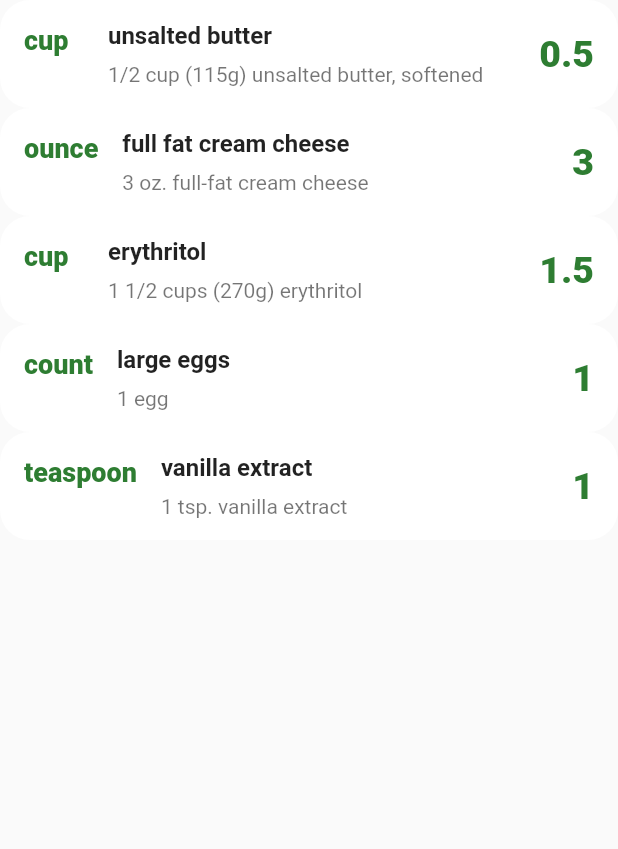
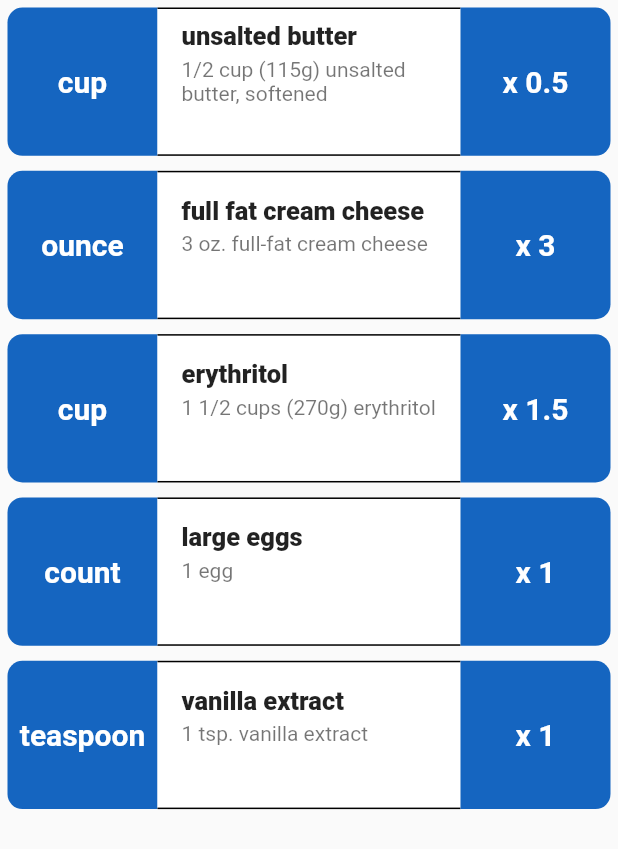
Before and after one commit to TrojanSystem/food_recipe_app, a Flutter app: the Ingredients widget shown alone on an empty page, opened directly with sample values from the repository, on a phone screen of 412 x 824 dp. Shown: the top 849 px of the screen. Run offline on Flutter 3.47's test engine with Material 2 defaults, Android fonts, the phone set to English and light mode, and no system bars; our stand-ins replace flutter_staggered_animations; network calls fail; Roboto replaces fonts that are missing (FjallaOne).

Commit message:
Finishing Touches

```diff
--- a/lib/data/food_data_provider.dart
+++ b/lib/data/food_data_provider.dart
@@ -1,6 +1,6 @@
-import 'dart:convert';
-import 'package:dictionary/data/word_model.dart';
-import 'package:http/http.dart' as http;
+
+import 'package:dictionary/data/food_model.dart';
+
 import 'package:flutter/material.dart';
 
 class FoodDataProvider extends ChangeNotifier {
--- a/lib/food_details/ingredients.dart
+++ b/lib/food_details/ingredients.dart
@@ -1,9 +1,9 @@
-import 'package:dictionary/data/word_model.dart';
+import 'package:dictionary/data/food_model.dart';
 import 'package:flutter/material.dart';
 
 class Ingredients extends StatelessWidget {
-  Ingredients({Key? key, required this.ingridents}) : super(key: key);
-  FoodModel ingridents;
+  const Ingredients({Key? key, required this.ingredients}) : super(key: key);
+  final FoodModel ingredients;
 
   @override
   Widget build(BuildContext context) {
@@ -11,41 +11,78 @@ class Ingredients extends StatelessWidget {
       itemCount: 5,
       itemBuilder: (context, index) {
         return Container(
+          margin: const EdgeInsets.all(5),
+          width: MediaQuery.of(context).size.width,
+          height: MediaQuery.of(context).size.height * 0.12,
+          child: Row(
+            mainAxisSize: MainAxisSize.min,
+            children: [
+              Container(
+                width: 100,
+                height: MediaQuery.of(context).size.height * 0.12,
+                decoration: BoxDecoration(
+                  color: Colors.blue[800],
+                  borderRadius: const BorderRadius.only(
+                    topLeft: Radius.circular(10),
+                    bottomLeft: Radius.circular(10),
+                  ),
+                ),
+                child: Center(
+                  child: Text(
+                    '${ingredients.ingredient[index]['unit']}',
+                    textAlign: TextAlign.start,
+                    style: const TextStyle(
+                        color: Colors.white,
+                        fontWeight: FontWeight.bold,
+                        fontSize: 20),
+                  ),
+                ),
+              ),
+              Expanded(
+                child: Container(
+                  height: MediaQuery.of(context).size.height * 0.12,
                   decoration: const BoxDecoration(
+                    border: Border(
+                      bottom: BorderSide(color: Colors.black),
+                      top: BorderSide(color: Colors.black),
+                    ),
                     color: Colors.white,
-            borderRadius: BorderRadius.all(
-              Radius.circular(20),
-            ),
                   ),
                   child: ListTile(
                     title: Padding(
-              padding: const EdgeInsets.only(bottom: 8.0),
+                      padding: const EdgeInsets.fromLTRB(0, 4.0, 8, 4),
                       child: Text(
-                ingridents.ingredient[index]['ingredient'],
-                style: const TextStyle(
-                  fontWeight: FontWeight.bold,
+                        '${ingredients.ingredient[index]['ingredient']}',
+                        style:const TextStyle(
+                            fontWeight: FontWeight.w900, fontSize: 17),
+                      ),
+                    ),
+                    subtitle:
+                        Text('${ingredients.ingredient[index]['wholeLine']}'),
                   ),
                 ),
               ),
-            subtitle: Text(ingridents.ingredient[index]['wholeLine']),
-            leading: Text(
-              ingridents.ingredient[index]['unit'],
-              style: TextStyle(
-                color: Colors.green[800],
-                fontFamily: 'FjallaOne',
-                fontSize: 18,
-                fontWeight: FontWeight.w900,
+              Container(
+                width: 100,
+                height: MediaQuery.of(context).size.height * 0.12,
+                decoration: BoxDecoration(
+                  color: Colors.blue[800],
+                  borderRadius: const BorderRadius.only(
+                    topRight: Radius.circular(10),
+                    bottomRight: Radius.circular(10),
                   ),
                 ),
-            trailing: Text(
-              ingridents.ingredient[index]['quantity'].toString(),
-              style: TextStyle(
-                color: Colors.green[800],
-                fontFamily: 'FjallaOne',
-                fontSize: 25,
-                fontWeight: FontWeight.w900,
+                child: Center(
+                  child: Text(
+                    'x ${ingredients.ingredient[index]['quantity']}',
+                    style: const TextStyle(
+                        color: Colors.white,
+                        fontWeight: FontWeight.bold,
+                        fontSize: 20),
                   ),
                 ),
+              ),
+            ],
           ),
         );
       },
--- a/lib/main.dart
+++ b/lib/main.dart
@@ -25,7 +25,7 @@ class MyApp extends StatelessWidget {
 
             primarySwatch: Colors.blue,
           ),
-          home:   FoodMainScreen(),
+          home:FoodMainScreen(),
         ),
     );
 
--- a/lib/main_screen/bottom_food_list.dart
+++ b/lib/main_screen/bottom_food_list.dart
@@ -1,4 +1,4 @@
-import 'package:dictionary/data/word_model.dart';
+import 'package:dictionary/data/food_model.dart';
 import 'package:flutter/material.dart';
 import 'package:flutter_staggered_animations/flutter_staggered_animations.dart';
 
--- a/lib/main_screen/food_main_screen.dart
+++ b/lib/main_screen/food_main_screen.dart
@@ -1,9 +1,7 @@
 import 'package:dictionary/data/food_data_provider.dart';
 
 import 'package:dictionary/main_screen/search_area.dart';
-import 'package:dictionary/data/word_model.dart';
 import 'package:flutter/material.dart';
-import 'package:flutter_staggered_animations/flutter_staggered_animations.dart';
 import 'package:provider/provider.dart';
 
 import 'bottom_food_list.dart';
@@ -32,8 +30,8 @@ class _FoodMainScreenState extends State<FoodMainScreen> {
   @override
   Widget build(BuildContext context) {
     double w = MediaQuery.of(context).size.width;
+    int columnCount = 3;
 
-    int columnCount = 3;
     final foodList = Provider.of<FoodDataProvider>(context).foodListData;
     return Scaffold(
       appBar: AppBar(
--- a/lib/main_screen/popular_recipes.dart
+++ b/lib/main_screen/popular_recipes.dart
@@ -1,4 +1,4 @@
-import 'package:dictionary/data/word_model.dart';
+import 'package:dictionary/data/food_model.dart';
 import 'package:flutter/material.dart';
 
 import '../food_details/food_detail.dart';
```
Also changed, not shown: lib/food_details/cooking_details.dart (+24 -11 lines), lib/food_details/food_detail.dart (+29 -23 lines), lib/food_details/nutrition.dart (+10 -4 lines), lib/data/food_model.dart (renamed from lib/data/word_model.dart). Lines whose indentation alone changed are shown as unchanged.
